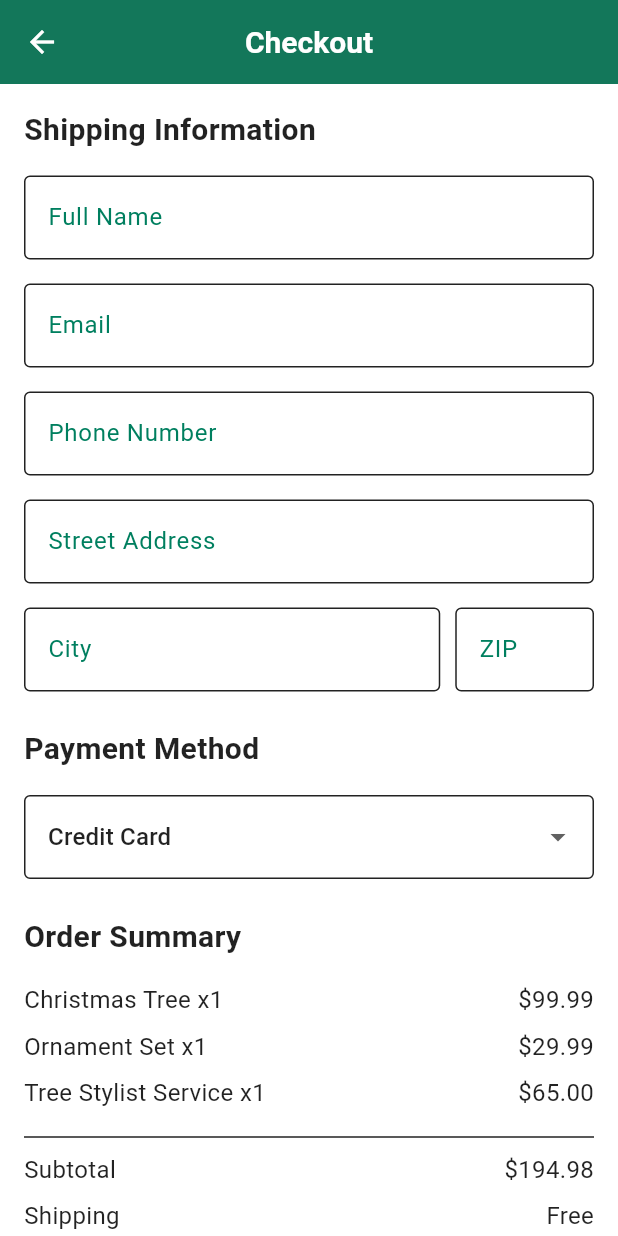
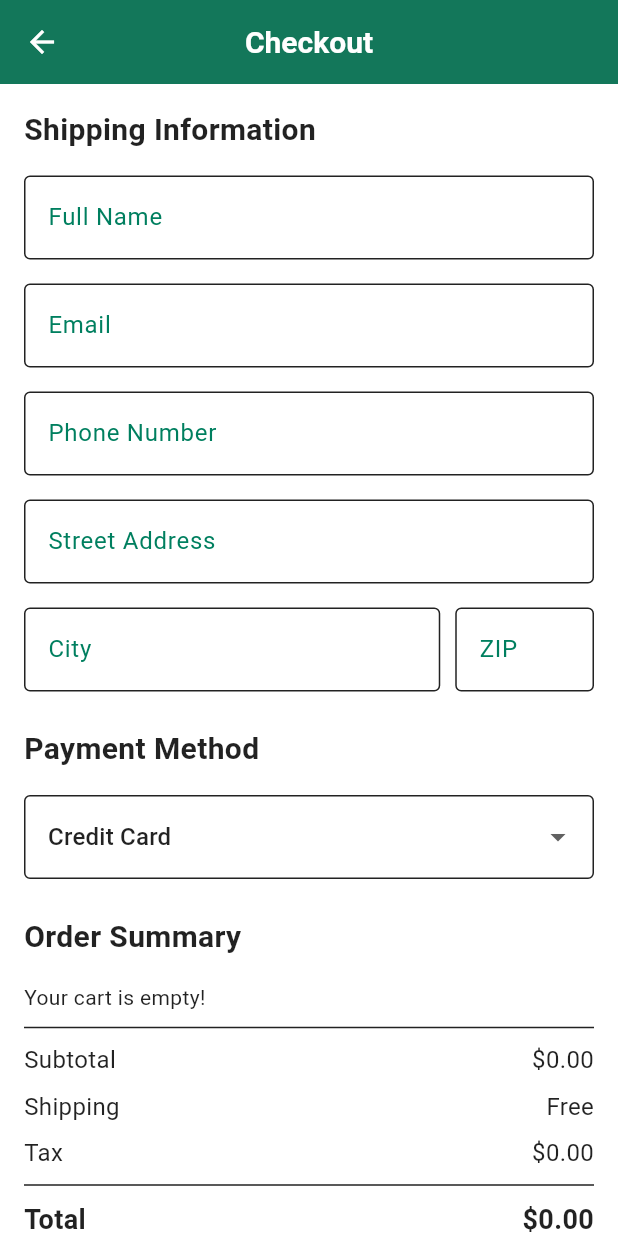
Before and after one commit to samiurvit1/Christmas_Tree_App, a Flutter app: the CheckoutPage screen opened directly, on a phone screen of 412 x 824 dp. Run offline on Flutter 3.47's test engine with Material 3 defaults, Android fonts, the phone set to English and light mode, and no system bars; our stand-ins replace google_fonts, just_audio; missing offline and left inert: flutter_cube, model_viewer_plus, snow_fall_animation; accounts and stored records are empty; network calls fail.

Commit message:
Added checkout

```diff
--- /dev/null
+++ b/ChristmasTreeApp/lib/models/cart.dart
@@ -0,0 +1,23 @@
+import 'package:christmas_tree/models/product.dart';
+
+class Cart {
+  static final Cart _instance = Cart._internal();
+  factory Cart() => _instance;
+  Cart._internal();
+
+  final List<Product> _items = [];
+
+  List<Product> get items => List.unmodifiable(_items);
+
+  void add(Product product) {
+    _items.add(product);
+  }
+
+  void remove(Product product) {
+    _items.remove(product);
+  }
+
+  void clear() {
+    _items.clear();
+  }
+}
--- a/ChristmasTreeApp/lib/pages/checkout_page.dart
+++ b/ChristmasTreeApp/lib/pages/checkout_page.dart
@@ -1,5 +1,7 @@
-import 'package:christmas_tree/pages/order_confirmation_page.dart'; //imported this page
+import 'package:christmas_tree/pages/order_confirmation_page.dart';
 import 'package:flutter/material.dart';
+import 'package:christmas_tree/models/cart.dart'; // <-- Import your cart
+import 'package:christmas_tree/models/product.dart';
 
 class CheckoutPage extends StatefulWidget {
   const CheckoutPage({super.key});
@@ -20,6 +22,19 @@ class _CheckoutPageState extends State<CheckoutPage> {
 
   @override
   Widget build(BuildContext context) {
+    final cart = Cart();
+    final items = cart.items;
+
+    double subtotal = 0;
+    for (var item in items) {
+      subtotal += item.price;
+    }
+    double tax = subtotal * 0.09; // 9% tax
+    double total = subtotal + tax;
+    String subtotalStr = '\$${subtotal.toStringAsFixed(2)}';
+    String taxStr = '\$${tax.toStringAsFixed(2)}';
+    String totalStr = '\$${total.toStringAsFixed(2)}';
+
     return Scaffold(
       appBar: AppBar(
         title: const Text('Checkout'),
@@ -170,56 +185,41 @@ class _CheckoutPageState extends State<CheckoutPage> {
                 ),
               ),
               const SizedBox(height: 16),
-              _buildOrderItem('Christmas Tree', 1, 99.99),
-              _buildOrderItem('Ornament Set', 1, 29.99),
-              _buildOrderItem('Tree Stylist Service', 1, 65.00),
+
+              // Show cart items dynamically
+              if (items.isEmpty)
+                const Text('Your cart is empty!'),
+              ...items.map((product) => _buildOrderItem(product)).toList(),
+
               const Divider(height: 20, thickness: 1),
               Row(
                 mainAxisAlignment: MainAxisAlignment.spaceBetween,
-                children: const [
-                  Text(
-                    'Subtotal',
-                    style: TextStyle(fontSize: 16),
-                  ),
-                  Text(
-                    '\$194.98',
-                    style: TextStyle(fontSize: 16),
-                  ),
+                children: [
+                  const Text('Subtotal', style: TextStyle(fontSize: 16)),
+                  Text(subtotalStr, style: const TextStyle(fontSize: 16)),
                 ],
               ),
               const SizedBox(height: 8),
               Row(
                 mainAxisAlignment: MainAxisAlignment.spaceBetween,
                 children: const [
-                  Text(
-                    'Shipping',
-                    style: TextStyle(fontSize: 16),
-                  ),
-                  Text(
-                    'Free',
-                    style: TextStyle(fontSize: 16),
-                  ),
+                  Text('Shipping', style: TextStyle(fontSize: 16)),
+                  Text('Free', style: TextStyle(fontSize: 16)),
                 ],
               ),
               const SizedBox(height: 8),
               Row(
                 mainAxisAlignment: MainAxisAlignment.spaceBetween,
-                children: const [
-                  Text(
-                    'Tax',
-                    style: TextStyle(fontSize: 16),
-                  ),
-                  Text(
-                    '\$17.55',
-                    style: TextStyle(fontSize: 16),
-                  ),
+                children: [
+                  const Text('Tax', style: TextStyle(fontSize: 16)),
+                  Text(taxStr, style: const TextStyle(fontSize: 16)),
                 ],
               ),
               const Divider(height: 20, thickness: 1),
               Row(
                 mainAxisAlignment: MainAxisAlignment.spaceBetween,
-                children: const [
-                  Text(
+                children: [
+                  const Text(
                     'Total',
                     style: TextStyle(
                       fontSize: 18,
@@ -227,8 +227,8 @@ class _CheckoutPageState extends State<CheckoutPage> {
                     ),
                   ),
                   Text(
-                    '\$212.53',
-                    style: TextStyle(
+                    totalStr,
+                    style: const TextStyle(
                       fontSize: 18,
                       fontWeight: FontWeight.bold,
                     ),
@@ -270,18 +270,21 @@ class _CheckoutPageState extends State<CheckoutPage> {
     );
   }
 
-  Widget _buildOrderItem(String name, int quantity, double price) {
+  Widget _buildOrderItem(Product product) {
     return Padding(
       padding: const EdgeInsets.only(bottom: 8.0),
       child: Row(
         mainAxisAlignment: MainAxisAlignment.spaceBetween,
         children: [
-          Text(
-            '$name x$quantity',
-            style: const TextStyle(fontSize: 16),
+          Expanded(
+            child: Text(
+              product.name,
+              style: const TextStyle(fontSize: 16),
+              overflow: TextOverflow.ellipsis,
+            ),
           ),
           Text(
-            '\$${price.toStringAsFixed(2)}',
+            '\$${product.price.toStringAsFixed(2)}',
             style: const TextStyle(fontSize: 16),
           ),
         ],
--- a/ChristmasTreeApp/lib/pages/home_page.dart
+++ b/ChristmasTreeApp/lib/pages/home_page.dart
@@ -1,3 +1,4 @@
+import 'package:christmas_tree/models/cart.dart';
 import 'package:christmas_tree/pages/customize_tree_page.dart';
 import 'package:christmas_tree/pages/product_detail_page.dart';
 import 'package:christmas_tree/pages/refer_friend_page.dart';
@@ -11,6 +12,8 @@ import 'package:snow_fall_animation/snow_fall_animation.dart';
 import 'package:just_audio/just_audio.dart';
 import 'package:flutter/cupertino.dart';
 import 'dart:async';
+import 'package:christmas_tree/pages/checkout_page.dart';
+import 'package:christmas_tree/pages/cart_page.dart';
 
 import '../models/category.dart';
 // import '../services/api_service.dart'; // Import your ApiService
@@ -172,8 +175,11 @@ class _HomePageState extends State<HomePage> {
           IconButton(
             icon: const Icon(Icons.shopping_bag_rounded),
             onPressed: () {
-              // Navigate to cart
-            },
+            Navigator.push(
+            context,
+            MaterialPageRoute(builder: (context) => const CartPage()),
+          );
+          },
           ),
         ],
       ),
@@ -539,6 +545,23 @@ IconData getCupertinoIcon(String iconName) {
                       fontWeight: FontWeight.bold,
                     ),
                   ),
+                  const SizedBox(height: 8),
+                ElevatedButton.icon(
+                  icon: const Icon(Icons.add_shopping_cart),
+                  label: const Text('Add to Cart'),
+                  style: ElevatedButton.styleFrom(
+                    backgroundColor: const Color(0xFF007F5F),
+                    foregroundColor: Colors.white,
+                    minimumSize: const Size(double.infinity, 36),
+                    padding: const EdgeInsets.symmetric(vertical: 4),
+                  ),
+                  onPressed: () {
+                    Cart().add(product);
+                    ScaffoldMessenger.of(context).showSnackBar(
+                      const SnackBar(content: Text('Added to cart!')),
+                    );
+                  },
+                ),
                 ],
               ),
             ),
```
Also changed, not shown: ChristmasTreeApp/lib/pages/cart_page.dart (added, +66 -0 lines).
